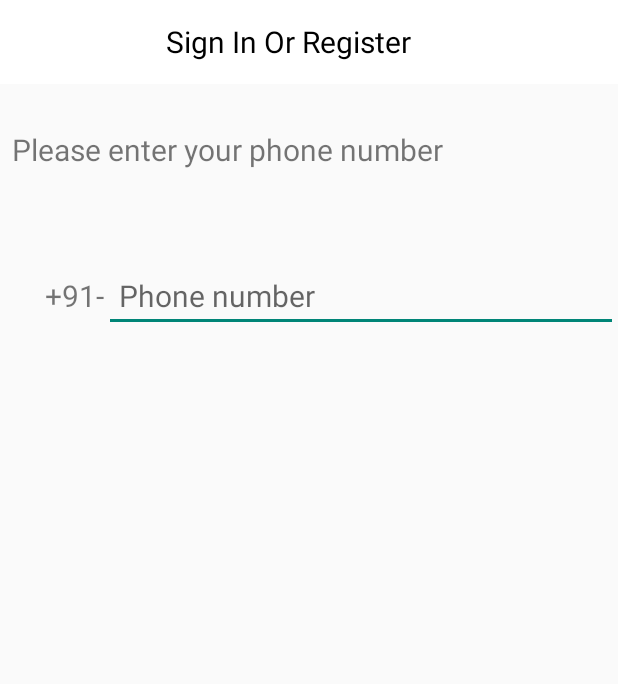
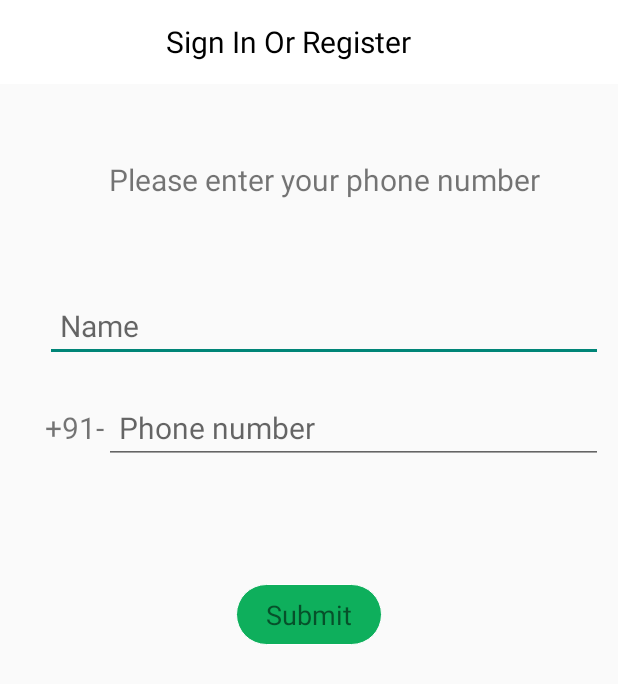
Before and after one commit to IOException722/OrderDeliveryApp, an Android app: the screen it shows after launch (MainActivity), on a phone screen of 412 x 824 dp. Shown: the top 684 px of the screen. Run offline under Robolectric (Android 15) with nearby library versions, the phone set to English and light mode, and no system bars.

```diff
--- a/app/build.gradle
+++ b/app/build.gradle
@@ -23,4 +23,10 @@ dependencies {
     compile fileTree(dir: 'libs', include: ['*.jar'])
     testCompile 'junit:junit:4.12'
     compile 'com.android.support:appcompat-v7:25.3.1'
+    compile 'com.google.firebase:firebase-crash:10.0.1'
+    compile 'com.google.firebase:firebase-core:10.0.1'
+
+
 }
+
+apply plugin: 'com.google.gms.google-services'
--- a/app/src/main/AndroidManifest.xml
+++ b/app/src/main/AndroidManifest.xml
@@ -15,6 +15,7 @@
                 <category android:name="android.intent.category.LAUNCHER" />
             </intent-filter>
         </activity>
+        <activity android:name=".activity.OTPActivity"></activity>
     </application>
 
 </manifest>
--- a/app/src/main/java/com/orderdeliveryandroidapp/MainActivity.java
+++ b/app/src/main/java/com/orderdeliveryandroidapp/MainActivity.java
@@ -1,14 +1,62 @@
 package com.orderdeliveryandroidapp;
-
+import android.os.Handler;
 import android.support.v7.app.AppCompatActivity;
 import android.os.Bundle;
+import android.view.View;
 import android.widget.TextView;
+import android.widget.Toast;
 
-public class MainActivity extends AppCompatActivity {
-    TextView tv;
+import com.orderdeliveryandroidapp.services.APIClass;
+import com.orderdeliveryandroidapp.services.MyResultReceiver;
+import com.orderdeliveryandroidapp.services.Queries;
+
+public class MainActivity extends AppCompatActivity implements View.OnClickListener, MyResultReceiver.Receiver{
+    TextView nameText, phoneText;
+    TextView submitBtn;
+    private Handler handler;
+    private MyResultReceiver myReceiver;
+
     @Override
     protected void onCreate(Bundle savedInstanceState) {
         super.onCreate(savedInstanceState);
         setContentView(R.layout.activity_main);
+        nameText = (TextView) findViewById(R.id.name_text);
+        phoneText = (TextView) findViewById(R.id.phone_text);
+        submitBtn =(TextView) findViewById(R.id.submit_btn);
+        submitBtn.setOnClickListener(this);
+        handler = new Handler();
+        myReceiver = new MyResultReceiver(handler);
+        myReceiver.setReceiver(MainActivity.this);
+
+
+
+
+    }
+
+    private void callApi(final String url, final int type) {
+        handler.post(new Runnable() {
+            @Override
+            public void run() {
+                new APIClass(type, myReceiver, nameText.getText().toString(), phoneText.getText().toString()).execute(url);
+            }
+        });
+    }
+
+    @Override
+    public void onClick(View v) {
+        switch (v.getId())
+        {
+            case R.id.submit_btn:
+                callApi(Queries.QueriesUrl("registerUser", new String[]{}), 1);
+                Toast.makeText(MainActivity.this, "Succesfully registered!", Toast.LENGTH_LONG).show();
+                break;
+            default:
+                break;
+        }
+    }
+
+    @Override
+    public void onReceiveResult(int resultCode, Bundle resultData) {
+
     }
 }
--- /dev/null
+++ b/app/src/main/java/com/orderdeliveryandroidapp/services/MyResultReceiver.java
@@ -0,0 +1,35 @@
+package com.orderdeliveryandroidapp.services;
+
+
+import android.os.Bundle;
+import android.os.Handler;
+import android.os.ResultReceiver;
+
+public class MyResultReceiver extends ResultReceiver {
+    private Receiver mReceiver;
+
+    public MyResultReceiver(Handler handler) {
+        super(handler);
+    }
+
+    @Override
+    protected void onReceiveResult(int resultCode, Bundle resultData) {
+        try {
+            if (mReceiver != null) {
+                mReceiver.onReceiveResult(resultCode, resultData);
+            }
+        } catch (Exception e) {
+
+            e.printStackTrace();
+        }
+    }
+
+    public interface Receiver {
+        void onReceiveResult(int resultCode, Bundle resultData);
+
+    }
+
+    public void setReceiver(Receiver receiver) {
+        mReceiver = receiver;
+    }
+}
--- /dev/null
+++ b/app/src/main/res/drawable/btn_green.xml
@@ -0,0 +1,14 @@
+<?xml version="1.0" encoding="utf-8"?>
+<layer-list xmlns:android="http://schemas.android.com/apk/res/android">
+    <item >
+        <shape android:shape="rectangle">
+            <solid android:color="@color/green" />
+            <padding android:left="20dp" android:top="8dp"
+                android:bottom="8dp" android:right="20dp"/>
+            <corners android:radius="20dp"/>
+            <stroke android:color="@color/white" android:width="0.2dp" />
+        </shape>
+    </item>
+
+
+</layer-list>
--- a/app/src/main/res/layout/activity_main.xml
+++ b/app/src/main/res/layout/activity_main.xml
@@ -4,6 +4,7 @@
     android:layout_width="match_parent"
     android:layout_height="match_parent"
     >
+
     <LinearLayout
         android:layout_width="match_parent"
         android:layout_height="wrap_content"
@@ -20,18 +21,42 @@
         android:layout_width="match_parent"
         android:textSize="@dimen/text_size_large"
         android:layout_height="wrap_content"
-        android:layout_marginLeft="@dimen/top"
+        android:layout_marginLeft="30dp"
+        android:layout_marginRight="10dp"
         android:layout_below="@id/tb_lin"
-        android:layout_marginTop="30dp"
+        android:gravity="center"
+        android:layout_marginTop="50dp"
         android:text="@string/enter_text"/>
+
+
+    <EditText
+        android:id="@+id/name_text"
+        android:layout_width="match_parent"
+        android:layout_height="wrap_content"
+        android:hint="Name"
+        android:layout_below="@id/tv_enter_text"
+        android:gravity="left|center_vertical"
+        android:paddingLeft="10dp"
+        android:layout_marginLeft="30dp"
+        android:layout_marginRight="10dp"
+        android:layout_marginTop="60dp"
+        android:maxLines="1"
+
+        android:layout_gravity="top|left"
+        android:textSize="@dimen/text_size_large"
+        />
 
     <LinearLayout
         android:layout_width="match_parent"
-        android:layout_below="@id/tv_enter_text"
+        android:layout_below="@id/name_text"
         android:layout_height="wrap_content"
-        android:layout_marginTop="60dp"
+        android:layout_marginTop="20dp"
         android:layout_marginLeft="30dp"
+        android:layout_marginRight="10dp"
+
+        android:id="@+id/lin_lyt_phone"
         android:orientation="horizontal">
+
         <TextView
             android:layout_width="wrap_content"
             android:layout_height="wrap_content"
@@ -42,6 +67,7 @@
         <EditText
             android:layout_width="match_parent"
             android:layout_height="wrap_content"
+            android:id="@+id/phone_text"
             android:hint="Phone number"
             android:gravity="left|center_vertical"
             android:paddingLeft="10dp"
@@ -52,4 +78,17 @@
            />
     </LinearLayout>
 
+    <TextView
+        android:id="@+id/submit_btn"
+        android:layout_width="wrap_content"
+        android:layout_height="wrap_content"
+        android:layout_below="@id/lin_lyt_phone"
+        android:text="Submit"
+        android:gravity="center"
+        android:textSize="18dp"
+        android:layout_marginTop="80dp"
+        android:layout_centerHorizontal="true"
+        android:background="@drawable/btn_green"
+        />
+
 </RelativeLayout>
--- a/app/src/main/res/values/colors.xml
+++ b/app/src/main/res/values/colors.xml
@@ -3,7 +3,7 @@
     <color name="colorPrimary">#3F51B5</color>
     <color name="colorPrimaryDark">#303F9F</color>
     <color name="colorAccent">#FF4081</color>
-
+    <color name="green">#0eaf5c</color>
     <color name="white">#ffffffff</color>
     <color name="blue">#3babcf</color>
     <color name="black">#ff000000</color>
--- a/build.gradle
+++ b/build.gradle
@@ -6,6 +6,7 @@ buildscript {
     }
     dependencies {
         classpath 'com.android.tools.build:gradle:1.5.0'
+        classpath 'com.google.gms:google-services:3.0.0'
 
         // NOTE: Do not place your application dependencies here; they belong
         // in the individual module build.gradle files
```
Also changed, not shown: app/src/main/java/com/orderdeliveryandroidapp/activity/OTPActivity.java (added, +16 -0 lines), app/src/main/java/com/orderdeliveryandroidapp/common/Constants.java (added, +10 -0 lines), app/src/main/java/com/orderdeliveryandroidapp/services/APIClass.java (added, +124 -0 lines), app/src/main/java/com/orderdeliveryandroidapp/services/Queries.java (added, +26 -0 lines), app/src/main/res/layout/activity_otp.xml (added, +35 -0 lines), 1 other file.
